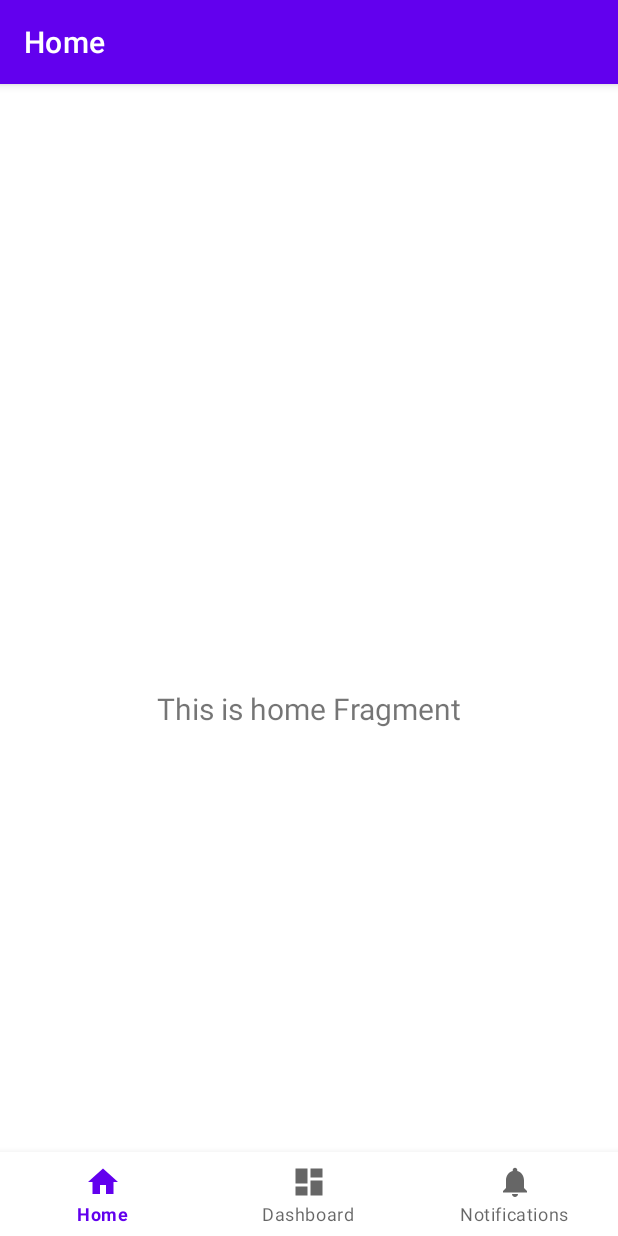
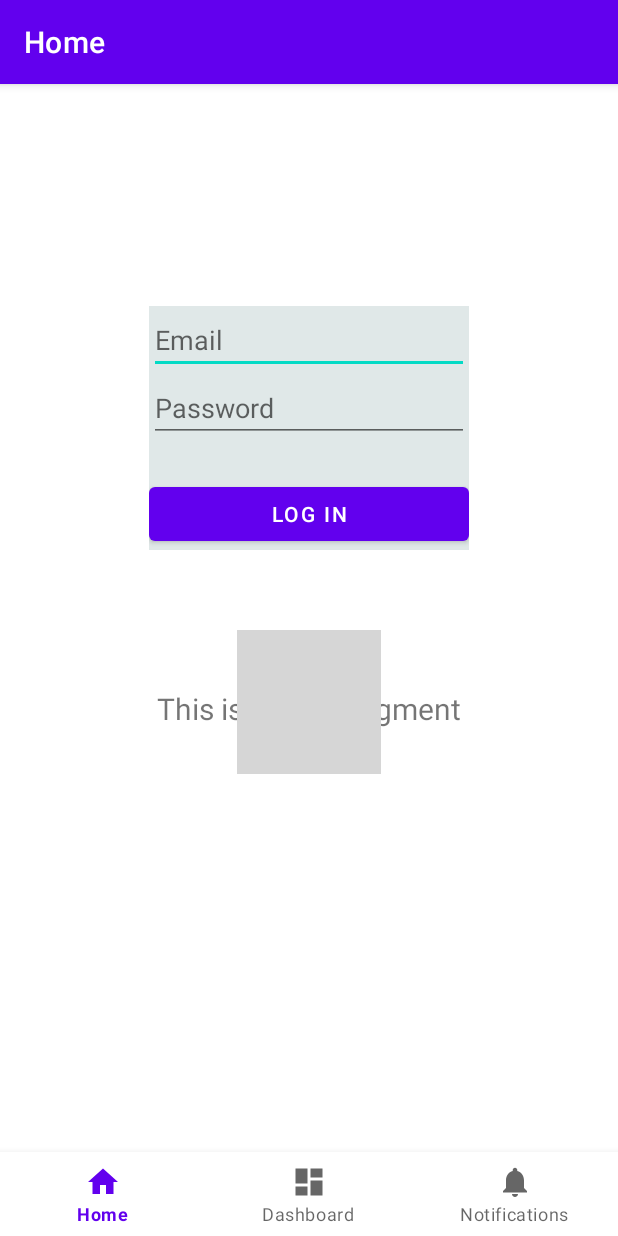
Before and after one commit to motegui/FITCENTER-APP, an Android app: the screen it shows after launch (MainActivity), on a phone screen of 412 x 824 dp. Run offline under Robolectric (Android 15) with nearby library versions, the phone set to English and light mode, and no system bars; our stand-ins replace navigation-ui; grey boxes are pictures that could not be loaded.

Commit message:
Login: create crude layout

```diff
--- a/app/src/main/res/layout/activity_main.xml
+++ b/app/src/main/res/layout/activity_main.xml
@@ -25,9 +25,11 @@
         android:layout_height="match_parent"
         app:defaultNavHost="true"
         app:layout_constraintBottom_toTopOf="@id/nav_view"
+        app:layout_constraintHorizontal_bias="0.0"
         app:layout_constraintLeft_toLeftOf="parent"
         app:layout_constraintRight_toRightOf="parent"
         app:layout_constraintTop_toTopOf="parent"
+        app:layout_constraintVertical_bias="1.0"
         app:navGraph="@navigation/mobile_navigation" />
 
 </androidx.constraintlayout.widget.ConstraintLayout>
--- a/app/src/main/res/layout/fragment_home.xml
+++ b/app/src/main/res/layout/fragment_home.xml
@@ -5,6 +5,18 @@
     android:layout_width="match_parent"
     android:layout_height="match_parent"
     tools:context=".ui.home.HomeFragment">
+
+    <ImageView
+        android:id="@+id/imageView"
+        android:layout_width="wrap_content"
+        android:layout_height="wrap_content"
+        android:adjustViewBounds="false"
+        android:scaleType="centerCrop"
+        android:src="@drawable/landing"
+        app:layout_constraintBottom_toBottomOf="parent"
+        app:layout_constraintEnd_toEndOf="parent"
+        app:layout_constraintStart_toStartOf="parent"
+        app:layout_constraintTop_toTopOf="parent" />
 
     <TextView
         android:id="@+id/text_home"
@@ -19,4 +31,48 @@
         app:layout_constraintEnd_toEndOf="parent"
         app:layout_constraintStart_toStartOf="parent"
         app:layout_constraintTop_toTopOf="parent" />
+
+    <LinearLayout
+        android:layout_width="wrap_content"
+        android:layout_height="wrap_content"
+        android:layout_marginStart="24dp"
+        android:layout_marginTop="24dp"
+        android:layout_marginEnd="24dp"
+        android:layout_marginBottom="24dp"
+        android:background="#7fC0D0D0"
+        android:orientation="vertical"
+        android:visibility="visible"
+        app:layout_constraintBottom_toTopOf="@+id/text_home"
+        app:layout_constraintEnd_toEndOf="parent"
+        app:layout_constraintStart_toStartOf="parent"
+        app:layout_constraintTop_toTopOf="parent">
+
+        <EditText
+            android:id="@+id/editTextTextEmailAddress"
+            android:layout_width="wrap_content"
+            android:layout_height="wrap_content"
+            android:ems="10"
+            android:hint="Email"
+            android:inputType="textEmailAddress" />
+
+        <EditText
+            android:id="@+id/editTextTextPassword"
+            android:layout_width="wrap_content"
+            android:layout_height="wrap_content"
+            android:ems="10"
+            android:hint="Password"
+            android:inputType="textPassword" />
+
+        <Space
+            android:layout_width="match_parent"
+            android:layout_height="24dp" />
+
+        <Button
+            android:id="@+id/buttonLogin"
+            android:layout_width="match_parent"
+            android:layout_height="wrap_content"
+            android:text="Log in" />
+
+    </LinearLayout>
+
 </androidx.constraintlayout.widget.ConstraintLayout>
```
Also changed, not shown: 1 other file.
